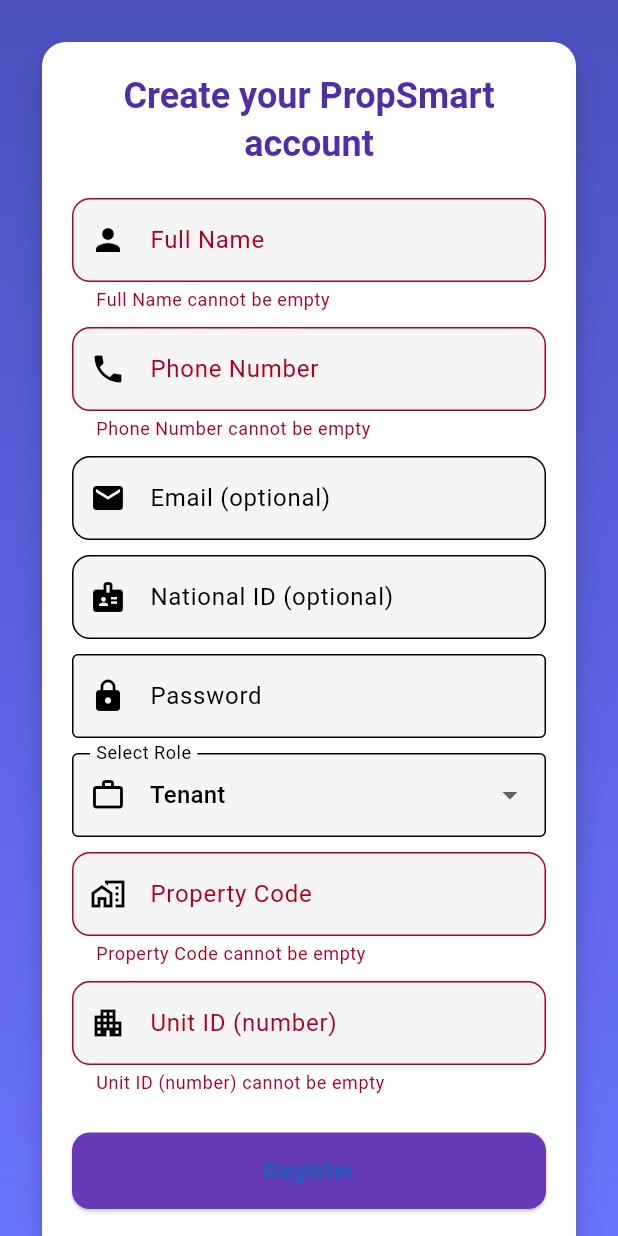
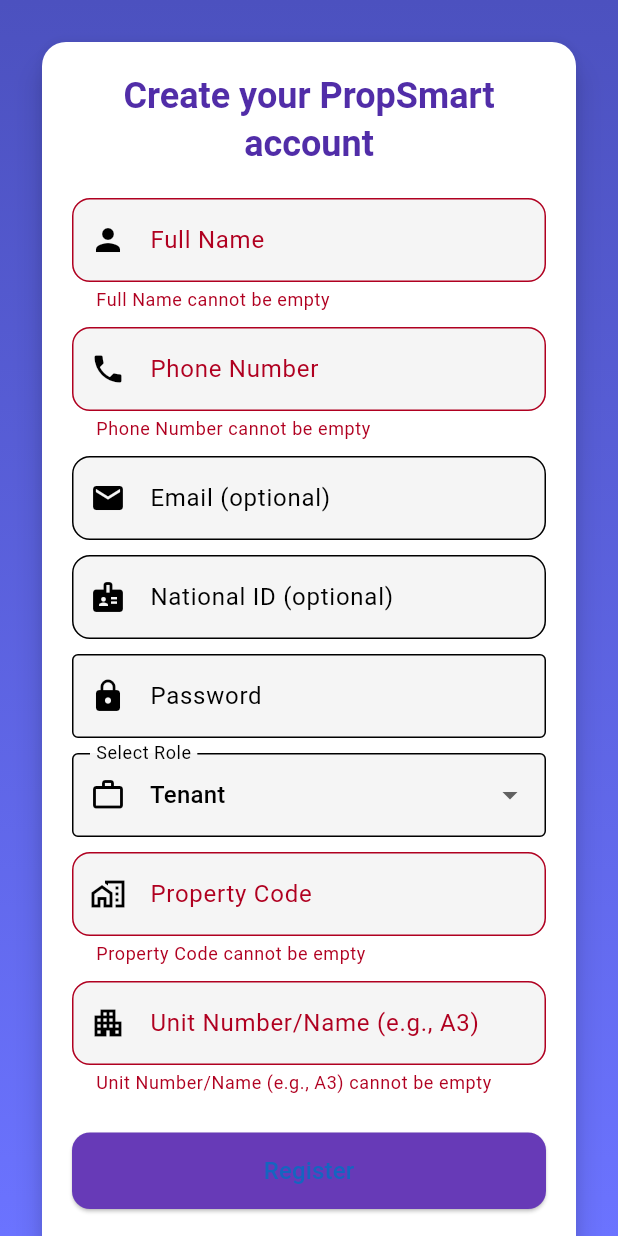
Before and after one commit to Isiji/Property_Manager_frontend, a Flutter app: the RegisterScreen screen opened by its route, after a tap on "Register", on a phone screen of 412 x 824 dp. Run offline on Flutter 3.47's test engine with Material 3 defaults, Android fonts, the phone set to English and light mode, and no system bars; our stand-ins replace jwt_decoder, lucide_icons, shared_preferences; missing offline and left inert: dart:html; accounts and stored records are empty; Roboto replaces fonts that are missing (Poppins).

Commit message:
improved self register

```diff
--- a/lib/screens/auth/register_screen.dart
+++ b/lib/screens/auth/register_screen.dart
@@ -21,7 +21,7 @@
   final _passwordController = TextEditingController();  // required for non-tenant
 
   final _propertyCodeController = TextEditingController(); // tenant-only
-  final _unitIdController = TextEditingController();       // tenant-only
+  final _unitNumberController  = TextEditingController();  // NEW: tenant-only (string label like "A3")
 
   String _selectedRole = 'tenant';
   bool _loading = false;
@@ -36,7 +36,7 @@
     _idController.dispose();
     _passwordController.dispose();
     _propertyCodeController.dispose();
-    _unitIdController.dispose();
+    _unitNumberController.dispose();
     super.dispose();
   }
 
@@ -49,17 +49,18 @@
       final email = _emailController.text.trim().isEmpty ? null : _emailController.text.trim();
       final idNumber = _idController.text.trim().isEmpty ? null : _idController.text.trim();
 
-      // 1) Register
+      // 1) Register (tenant prefers unitNumber)
       await AuthService.registerUser(
         name: _nameController.text.trim(),
         phone: _phoneController.text.trim(),
         email: email,
         idNumber: idNumber, // maps to id_number
-        password: _selectedRole == 'tenant' ? _passwordController.text.trim().isEmpty ? null : _passwordController.text.trim()
-                                            : _passwordController.text.trim(), // non-tenant must have password
+        password: _selectedRole == 'tenant'
+            ? (_passwordController.text.trim().isEmpty ? null : _passwordController.text.trim())
+            : _passwordController.text.trim(), // non-tenant must have password
         role: _selectedRole,
         propertyCode: _selectedRole == 'tenant' ? _propertyCodeController.text.trim() : null,
-        unitId: _selectedRole == 'tenant' ? int.tryParse(_unitIdController.text.trim()) : null,
+        unitNumber: _selectedRole == 'tenant' ? _unitNumberController.text.trim() : null,
       );
 
       // 2) Auto-login (tenant can be passwordless)
@@ -81,7 +82,8 @@
 
       switch (role) {
         case 'tenant':
-          Navigator.of(context).pushReplacementNamed('/tenant_home'); // ✅ direct to tenant portal
+          // ✅ direct to tenant portal
+          Navigator.of(context).pushReplacementNamed('/tenant_home');
           break;
         case 'landlord':
           Navigator.of(context).pushReplacementNamed('/dashboard');
@@ -190,7 +192,7 @@
                             _selectedRole = val ?? 'tenant';
                             if (_selectedRole != 'tenant') {
                               _propertyCodeController.clear();
-                              _unitIdController.clear();
+                              _unitNumberController.clear();
                             }
                           });
                         },
@@ -205,7 +207,7 @@
                         const SizedBox(height: 10),
                         _requiredField(_propertyCodeController, "Property Code", Icons.home_work_outlined),
                         const SizedBox(height: 10),
-                        _requiredNumericField(_unitIdController, "Unit ID (number)", Icons.apartment),
+                        _requiredField(_unitNumberController, "Unit Number/Name (e.g., A3)", Icons.apartment),
                       ],
 
                       const SizedBox(height: 25),
@@ -225,7 +227,9 @@
                       ),
                       const SizedBox(height: 16),
                       TextButton(
-                        onPressed: () => Navigator.pop(context),
+                        onPressed: () {
+                          Navigator.of(context).pushReplacementNamed('/login');
+                        },
                         child: const Text("Already have an account? Login"),
                       ),
                     ],
@@ -253,24 +257,6 @@
     );
   }
 
-  Widget _requiredNumericField(TextEditingController c, String label, IconData icon) {
-    return TextFormField(
-      controller: c,
-      keyboardType: TextInputType.number,
-      validator: (v) {
-        if (v == null || v.trim().isEmpty) return "$label cannot be empty";
-        final n = int.tryParse(v.trim());
-        if (n == null) return "Enter a valid number";
-        return null;
-      },
-      decoration: InputDecoration(
-        labelText: label,
-        prefixIcon: Icon(icon),
-        border: OutlineInputBorder(borderRadius: BorderRadius.circular(12)),
-      ),
-    );
-  }
-
   Widget _optionalField(TextEditingController c, String label, IconData icon) {
     return TextFormField(
       controller: c,
--- a/lib/services/auth_service.dart
+++ b/lib/services/auth_service.dart
@@ -17,8 +17,9 @@
     String? password,
     required String role,
     String? propertyCode,
-    int? unitId,
-    String? idNumber, // NEW: optional National ID
+    int? unitId,            // legacy (kept for compatibility)
+    String? unitNumber,     // NEW (preferred)
+    String? idNumber,       // optional National ID
   }) async {
     if (role != 'tenant' && (password == null || password.isEmpty)) {
       throw Exception('Password is required for $role registration.');
@@ -32,8 +33,10 @@
       'password': password,
       'role': role,
       'property_code': propertyCode,
-      'unit_id': unitId,
-      'id_number': idNumber, // snake_case for backend
+      // prefer number; send id only when number is absent
+      'unit_number': unitNumber,
+      'unit_id': unitNumber == null ? unitId : null,
+      'id_number': idNumber,
     }..removeWhere((_, v) => v == null);
 
     print('➡️ Sending to: $url');
```
